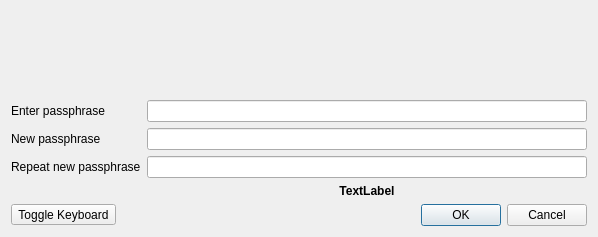
The window that src/qt/forms/askpassphrasedialog.ui (PaycoinFoundation/paycoin) describes before a commit, drawn with Qt 5.
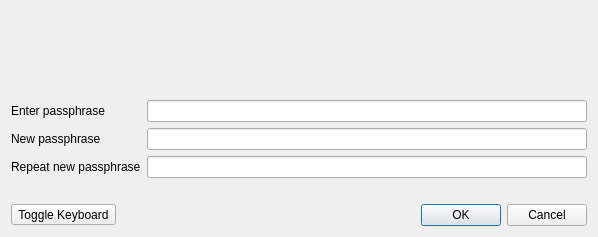
The same window after the commit.

Commit message: passphrasedialog: change dialog title to "Passphrase Dialog" / remove style-sheet for bold font and use Qt Designer option / remove an unused label default-text and remove an obsolete clear()'

What changed in the file:
```diff
--- a/src/qt/forms/askpassphrasedialog.ui
+++ b/src/qt/forms/askpassphrasedialog.ui
@@ -85,13 +85,14 @@
      </item>
      <item row="4" column="1">
       <widget class="QLabel" name="capsLabel">
-       <property name="styleSheet">
-        <string notr="true">#capsLabel {
-	font: bold;
-}</string>
+       <property name="font">
+        <font>
+         <weight>75</weight>
+         <bold>true</bold>
+        </font>
        </property>
        <property name="text">
-        <string>TextLabel</string>
+        <string/>
        </property>
        <property name="alignment">
         <set>Qt::AlignCenter</set>
```
Left out of the diff: 2 changed lines with no effect on the pictures. The commit also changes 1 other file.
